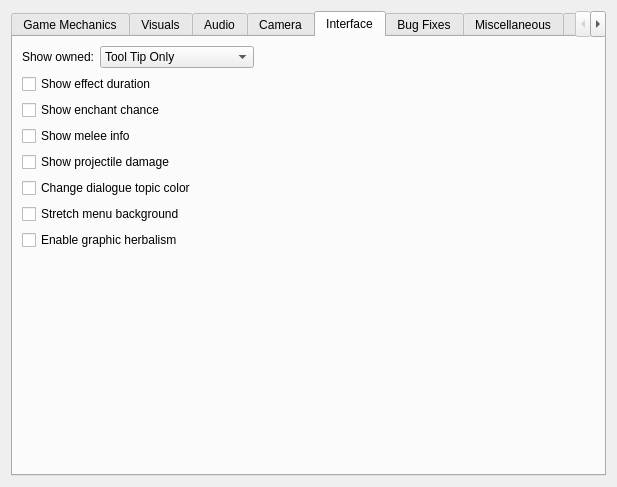
Qt form files/ui/advancedpage.ui (sunhawken/openmw) before a commit.
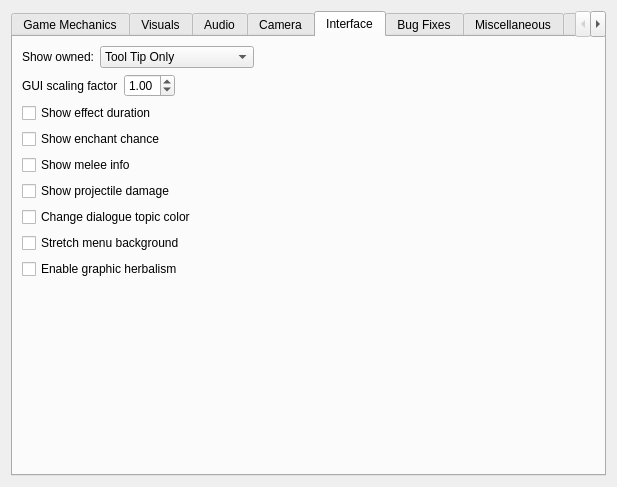
The same form after that commit. The open tabs and pages were chosen to show the change.

Commit message: Validate GUI scaling and place it to the launcher

The edit to the form file:
```diff
--- a/files/ui/advancedpage.ui
+++ b/files/ui/advancedpage.ui
@@ -846,6 +846,55 @@
            </property>
           </spacer>
          </item>
+         <item>
+          <layout class="QHBoxLayout" name="horizontalLayout_2"/>
+         </item>
+        </layout>
+       </item>
+       <item>
+        <layout class="QHBoxLayout" name="horizontalLayout_3">
+         <item>
+          <widget class="QLabel" name="scalingLabel">
+           <property name="toolTip">
+            <string>&lt;html&gt;&lt;head/&gt;&lt;body&gt;&lt;p&gt;This setting scales GUI windows. A value of 1.0 results in the normal scale.&lt;/p&gt;&lt;/body&gt;&lt;/html&gt;</string>
+           </property>
+           <property name="text">
+            <string>GUI scaling factor</string>
+           </property>
+          </widget>
+         </item>
+         <item>
+          <widget class="QDoubleSpinBox" name="scalingSpinBox">
+           <property name="decimals">
+            <number>2</number>
+           </property>
+           <property name="minimum">
+            <double>0.500000000000000</double>
+           </property>
+           <property name="maximum">
+            <double>8.000000000000000</double>
+           </property>
+           <property name="singleStep">
+            <double>0.250000000000000</double>
+           </property>
+           <property name="value">
+            <double>1.000000000000000</double>
+           </property>
+          </widget>
+         </item>
+         <item>
+          <spacer name="horizontalSpacer_5">
+           <property name="orientation">
+            <enum>Qt::Horizontal</enum>
+           </property>
+           <property name="sizeHint" stdset="0">
+            <size>
+             <width>40</width>
+             <height>20</height>
+            </size>
+           </property>
+          </spacer>
+         </item>
         </layout>
        </item>
        <item>
```
The commit also changes 14 other files.
